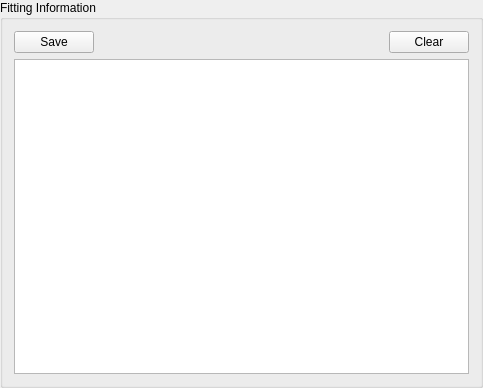
Before: the Qt Designer form epipy/ui/view/infogroupbox.ui in ckaus/EpiPy, drawn with Qt 5.
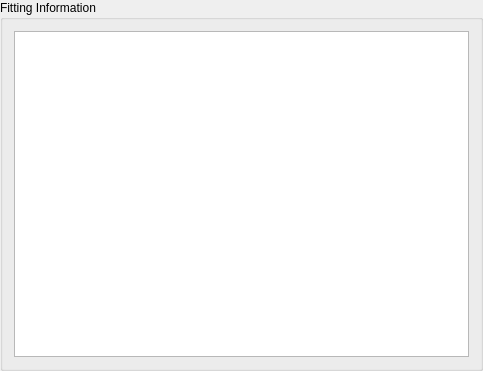
After: the same form once the commit is applied. Icons and pictures are not drawn.

```diff
--- a/epipy/ui/view/infogroupbox.ui
+++ b/epipy/ui/view/infogroupbox.ui
@@ -7,9 +7,15 @@
     <x>0</x>
     <y>0</y>
     <width>483</width>
-    <height>388</height>
+    <height>371</height>
    </rect>
   </property>
+  <property name="sizePolicy">
+   <sizepolicy hsizetype="Expanding" vsizetype="Expanding">
+    <horstretch>0</horstretch>
+    <verstretch>0</verstretch>
+   </sizepolicy>
+  </property>
   <property name="windowTitle">
    <string>GroupBox</string>
   </property>
@@ -18,43 +24,7 @@
   </property>
   <layout class="QVBoxLayout" name="verticalLayout">
    <item>
-    <layout class="QHBoxLayout" name="horizontalLayout">
-     <item>
-      <widget class="QPushButton" name="save_btn">
-       <property name="text">
-        <string>Save</string>
-       </property>
-       <property name="icon">
-        <iconset>
-         <normaloff>../pictures/save.png</normaloff>../pictures/save.png</iconset>
-       </property>
-      </widget>
-     </item>
-     <item>
-      <spacer name="horizontalSpacer">
-       <property name="orientation">
-        <enum>Qt::Horizontal</enum>
-       </property>
-       <property name="sizeHint" stdset="0">
-        <size>
-         <width>40</width>
-         <height>20</height>
-        </size>
-       </property>
-      </spacer>
-     </item>
-     <item>
-      <widget class="QPushButton" name="clear_btn">
-       <property name="text">
-        <string>Clear</string>
-       </property>
-       <property name="icon">
-        <iconset>
-         <normaloff>../pictures/clear.png</normaloff>../pictures/clear.png</iconset>
-       </property>
-      </widget>
-     </item>
-    </layout>
+    <layout class="QHBoxLayout" name="top_layout"/>
    </item>
    <item>
     <widget class="QPlainTextEdit" name="info_plain_text_edit">
```
